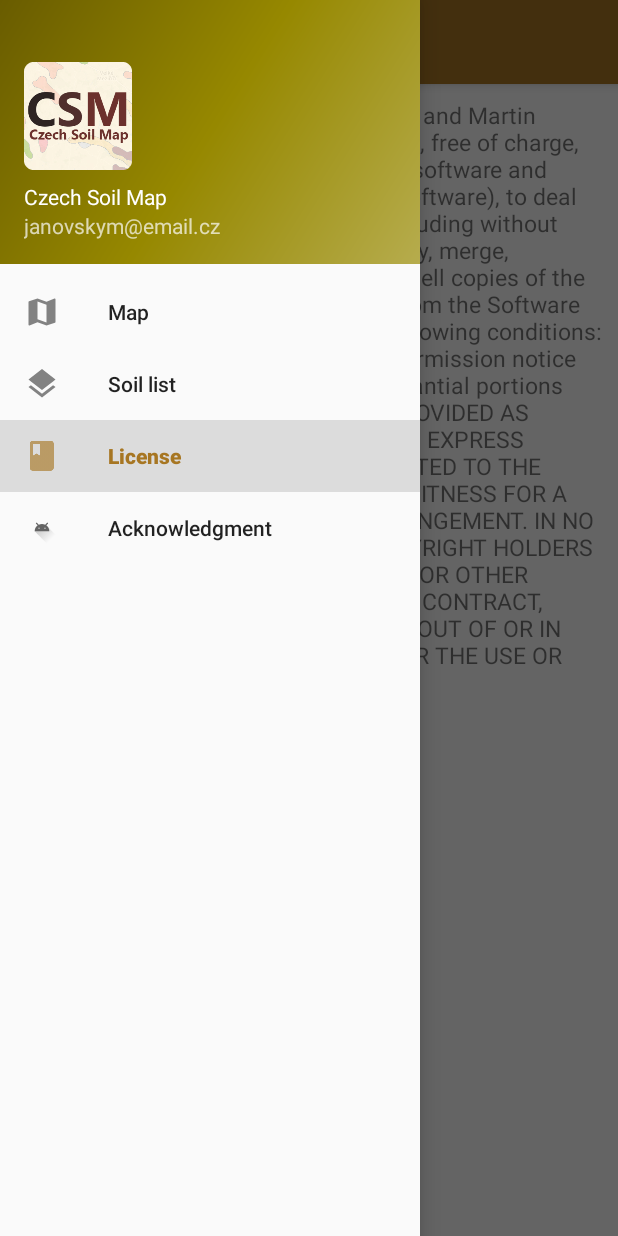
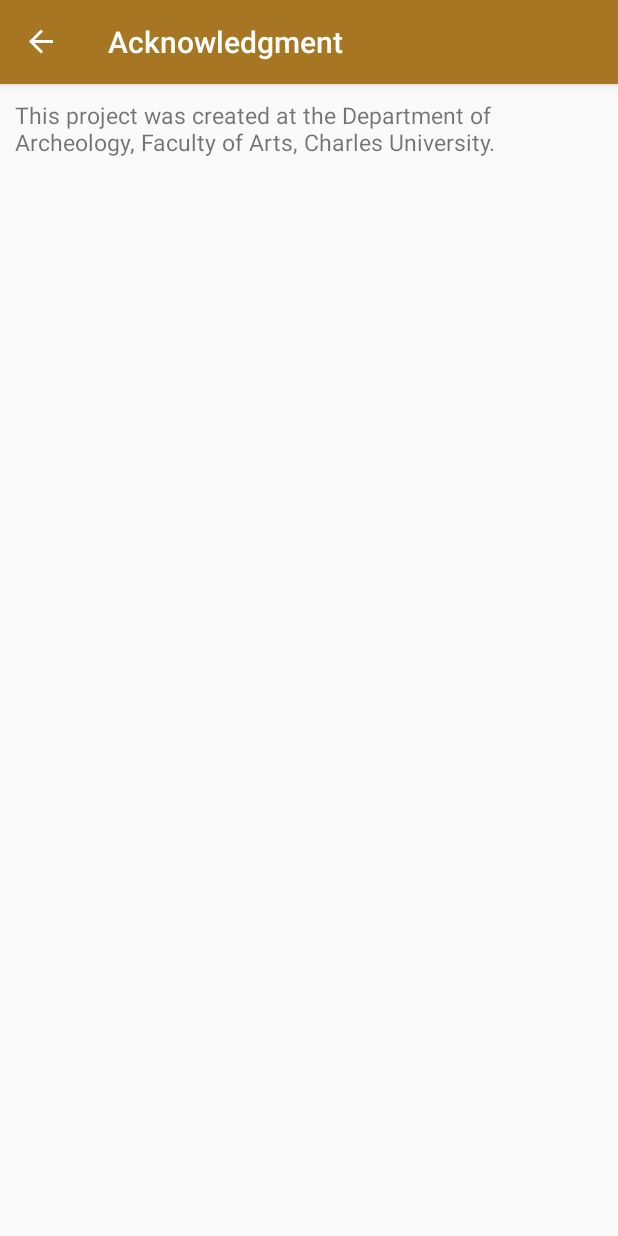
Before and after one commit to Barilac/CSM, an Android app: the screen it shows after launch (MainActivity), in the side drawer, after a tap on "Acknowledgment", on a phone screen of 412 x 824 dp. Run offline under Robolectric (Android 15) with nearby library versions, the phone set to English and light mode, and no system bars; our stand-ins replace navigation-ui.

Commit message:
changed formate of the app

```diff
--- /dev/null
+++ b/app/src/main/java/csm/czech_soil_map/ui/acknowledgment/AcknowledgmentFragment.java
@@ -0,0 +1,36 @@
+package csm.czech_soil_map.ui.acknowledgment;
+
+import android.os.Bundle;
+import android.text.method.ScrollingMovementMethod;
+import android.view.LayoutInflater;
+import android.view.View;
+import android.view.ViewGroup;
+import android.widget.TextView;
+
+import androidx.annotation.NonNull;
+import androidx.fragment.app.Fragment;
+import androidx.lifecycle.Observer;
+import androidx.lifecycle.ViewModelProviders;
+
+import csm.czech_soil_map.R;
+
+public class AcknowledgmentFragment extends Fragment {
+    public View onCreateView(@NonNull LayoutInflater inflater,
+                             ViewGroup container, Bundle savedInstanceState) {
+        AcknowledgmentViewModel acknowledgmentViewModel = ViewModelProviders.of(this).get(AcknowledgmentViewModel.class);
+        View root = inflater.inflate(R.layout.fragment_acknowledgment, container, false);
+
+        final TextView textView = root.findViewById(R.id.text_acknowledgment);
+        textView.setMovementMethod(new ScrollingMovementMethod());
+        acknowledgmentViewModel.getText().observe(this, new Observer<Integer>() {
+            @Override
+            public void onChanged(Integer integer) {
+                textView.setText(getString(integer));
+            }
+        });
+
+        return root;
+    }
+
+
+}
--- /dev/null
+++ b/app/src/main/java/csm/czech_soil_map/ui/acknowledgment/AcknowledgmentViewModel.java
@@ -0,0 +1,22 @@
+package csm.czech_soil_map.ui.acknowledgment;
+
+import androidx.lifecycle.LiveData;
+import androidx.lifecycle.MutableLiveData;
+import androidx.lifecycle.ViewModel;
+
+import csm.czech_soil_map.R;
+
+public class AcknowledgmentViewModel extends ViewModel {
+
+    private MutableLiveData<Integer> mText;
+
+    public AcknowledgmentViewModel() {
+        mText = new MutableLiveData<>();
+        mText.setValue(R.string.acknowledgment_text);
+    }
+
+    public LiveData<Integer> getText() {
+        return mText;
+    }
+
+}
--- /dev/null
+++ b/app/src/main/res/layout/fragment_acknowledgment.xml
@@ -0,0 +1,24 @@
+<?xml version="1.0" encoding="utf-8"?>
+<androidx.constraintlayout.widget.ConstraintLayout
+    xmlns:android="http://schemas.android.com/apk/res/android"
+    xmlns:app="http://schemas.android.com/apk/res-auto"
+    android:layout_width="match_parent"
+    android:layout_height="match_parent">
+
+    <TextView
+        android:scrollbars="vertical"
+        android:id="@+id/text_acknowledgment"
+        android:layout_width="match_parent"
+        android:layout_height="wrap_content"
+        android:layout_marginStart="10dp"
+        android:layout_marginTop="10dp"
+        android:layout_marginEnd="10dp"
+        android:textAlignment="viewStart"
+
+        android:textSize="15sp"
+        app:layout_constraintEnd_toEndOf="parent"
+        app:layout_constraintStart_toStartOf="parent"
+        app:layout_constraintTop_toTopOf="parent"
+        android:gravity="start" />
+
+</androidx.constraintlayout.widget.ConstraintLayout>
--- a/app/src/main/res/menu/activity_main_drawer.xml
+++ b/app/src/main/res/menu/activity_main_drawer.xml
@@ -21,7 +21,7 @@
         <item
             android:id="@+id/nav_acknowledgment"
             android:icon="@drawable/ic_launcher_foreground"
-            android:title="Acknowledgment"
+            android:title="@string/menu_acknowledgment"
             />
     </group>
 
--- a/app/src/main/res/navigation/mobile_navigation.xml
+++ b/app/src/main/res/navigation/mobile_navigation.xml
@@ -22,5 +22,10 @@
         android:name="csm.czech_soil_map.ui.license.LicenseFragment"
         android:label="@string/menu_license"
         tools:layout="@layout/fragment_license" />
+    <fragment
+        android:id="@+id/nav_acknowledgment"
+        android:name="csm.czech_soil_map.ui.acknowledgment.AcknowledgmentFragment"
+        android:label="@string/menu_acknowledgment"
+        tools:layout="@layout/fragment_acknowledgment" />
 
 </navigation>
--- a/app/src/main/res/values/strings.xml
+++ b/app/src/main/res/values/strings.xml
@@ -34,5 +34,7 @@
 SOFTWARE.
         \n
     </string>
+    <string name="menu_acknowledgment">Acknowledgment</string>
+    <string name="acknowledgment_text">This project was created at the Department of Archeology, Faculty of Arts, Charles University.</string>
 
 </resources>
```
